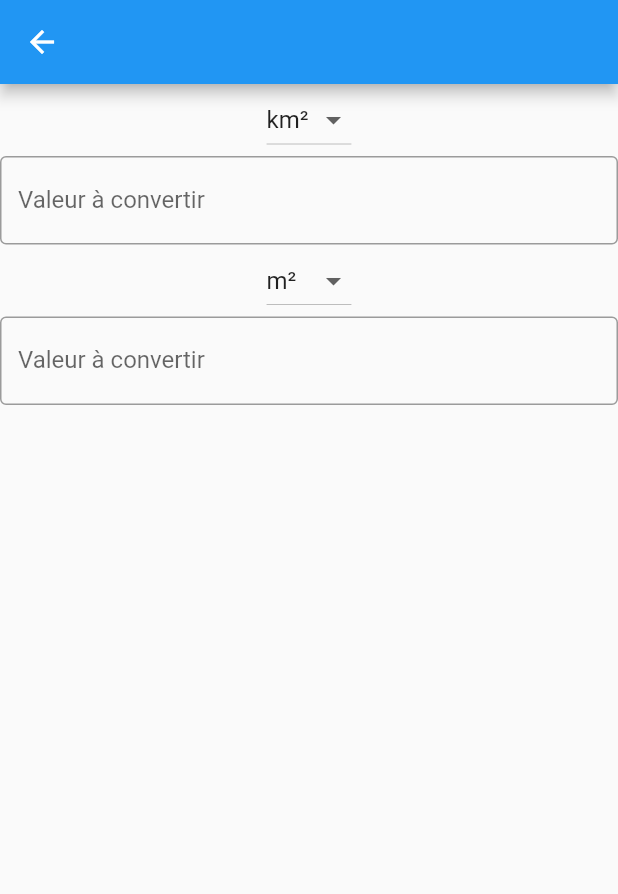
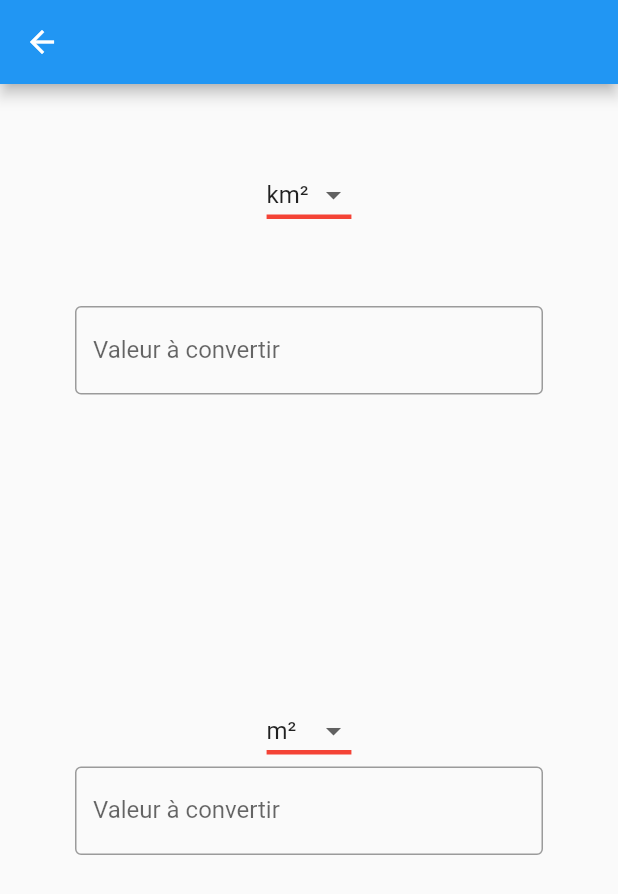
Before and after one commit to MJ-adax/Converter-Project-Flutter, a Flutter app: the AreaConverterPage screen opened directly with empty values, on a phone screen of 412 x 824 dp. Shown: the top 894 px of the screen. Run offline on Flutter 3.47's test engine with Material 2 defaults, Android fonts, the phone set to English and light mode, and no system bars.

Commit message:
area and degree  un peu moins moche

```diff
--- a/calculator_app/lib/utilitaires/areaConverter.dart
+++ b/calculator_app/lib/utilitaires/areaConverter.dart
@@ -1,4 +1,5 @@
 import 'dart:math';
+import 'dart:ui';
 
 import 'package:flutter/cupertino.dart';
 import 'package:flutter/material.dart';
@@ -124,10 +125,17 @@ class _AreaConverterPageState extends State<AreaConverterPage> {
       ),
       body: Center(
         child: Column(
+
           children : <Widget>[
-            DropdownButton<String>(
-
+          Container(
+            padding: const EdgeInsets.only(top: 50, right: 50, left:50 ),
+            child: DropdownButton<String>(
+              dropdownColor: Colors.white60,
                 value: dropdownValue,
+                underline: Container(
+                  height: 3,
+                  color: Colors.red,
+                ),
                 onChanged: (String? selectedValue) {
                   setState(() {
                     dropdownValue = selectedValue!;
@@ -150,7 +158,10 @@ class _AreaConverterPageState extends State<AreaConverterPage> {
                     child: Text(value),
                   );
                 }).toList()),
-            TextField(
+          ),
+          Container(
+            padding: const EdgeInsets.only(top: 50, right: 50, left:50 ),
+            child:  TextField(
                 controller: myController1,
                 decoration: InputDecoration(
                   border: OutlineInputBorder(),
@@ -167,8 +178,17 @@ class _AreaConverterPageState extends State<AreaConverterPage> {
                   });
                 },
               ),
-            DropdownButton<String>(
+        ),
+            Container(
+             padding: const EdgeInsets.only(top: 200, right: 50, left:50 ),
+             child: DropdownButton<String>(
+               dropdownColor: Colors.white60,
+
                 value: dropdownValue2,
+                underline: Container(
+                  height: 3,
+                  color: Colors.red,
+                ),
                 onChanged: (String? selectedValue) {
                   setState(() {
                     dropdownValue2 = selectedValue!;
@@ -186,17 +206,23 @@ class _AreaConverterPageState extends State<AreaConverterPage> {
                     value: value2,
                     child: Text(value2),
                   );
+
                 })
                     .toList(),
 
               ),
+        ),
+            Container(
 
-            TextField(
+              padding: const EdgeInsets.only(bottom: 50, right: 50, left:50 ),
+            child : TextField(
               controller: myController2,
+
               decoration: InputDecoration(
                 border: OutlineInputBorder(),
                 labelText: 'Valeur à convertir',
               ),
+
               onChanged: (String? inputValue){
                 setState((){
                   secondFieldResultValue = inputValue!;
@@ -209,7 +235,7 @@ class _AreaConverterPageState extends State<AreaConverterPage> {
                 });
               },
             ),
-
+            ),
           ],
         ),
       ),
```
Also changed, not shown: calculator_app/lib/utilitaires/degreeConverter.dart (+26 -7 lines). Lines whose indentation alone changed are shown as unchanged.
